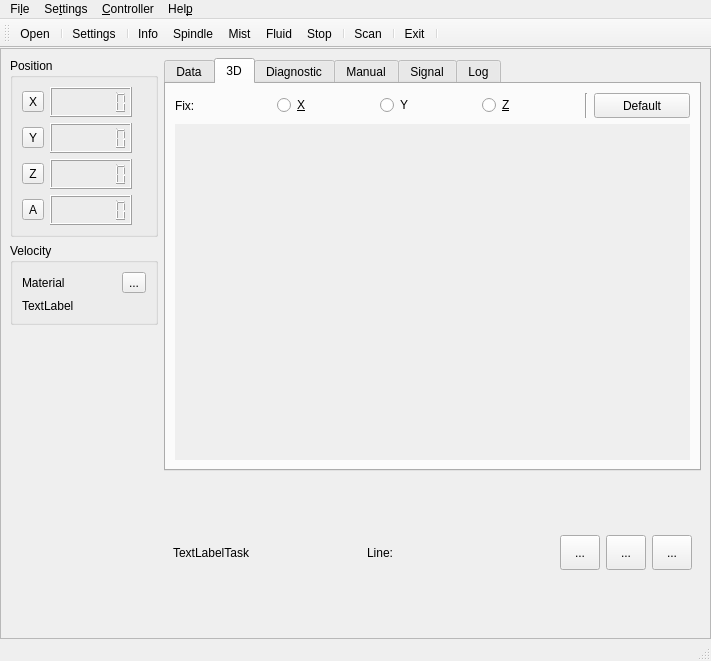
Above: sources/forms/MainWindow.ui from eduard-x/cnc-qt before the change. Below: the same form after it.
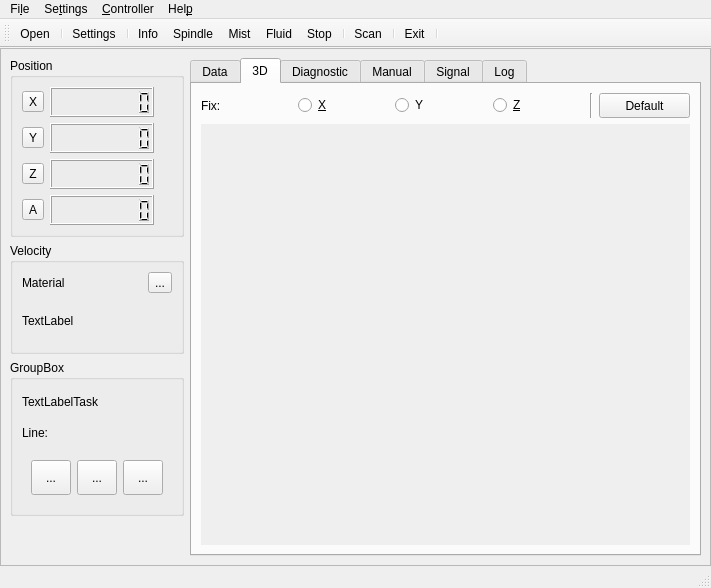
That is the form after the change. The open tabs and pages were chosen to show the change. Icons and pictures are not drawn.

Commit message: main GUI changed; cmake default compiling with Qt5

What changed in the file:
```diff
--- a/sources/forms/MainWindow.ui
+++ b/sources/forms/MainWindow.ui
@@ -7,7 +7,7 @@
     <x>0</x>
     <y>0</y>
     <width>711</width>
-    <height>661</height>
+    <height>588</height>
    </rect>
   </property>
   <property name="sizePolicy">
@@ -62,6 +62,125 @@
          <property name="sizeConstraint">
           <enum>QLayout::SetFixedSize</enum>
          </property>
+         <item row="2" column="0">
+          <widget class="QGroupBox" name="groupBox_4">
+           <property name="title">
+            <string>GroupBox</string>
+           </property>
+           <layout class="QGridLayout" name="gridLayout_3">
+            <item row="0" column="0">
+             <widget class="QLabel" name="labelTask">
+              <property name="sizePolicy">
+               <sizepolicy hsizetype="Minimum" vsizetype="Minimum">
+                <horstretch>0</horstretch>
+                <verstretch>0</verstretch>
+               </sizepolicy>
+              </property>
+              <property name="minimumSize">
+               <size>
+                <width>0</width>
+                <height>25</height>
+               </size>
+              </property>
+              <property name="text">
+               <string>TextLabelTask</string>
+              </property>
+             </widget>
+            </item>
+            <item row="1" column="0">
+             <widget class="QLabel" name="labelRunFrom">
+              <property name="sizePolicy">
+               <sizepolicy hsizetype="Minimum" vsizetype="Minimum">
+                <horstretch>0</horstretch>
+                <verstretch>0</verstretch>
+               </sizepolicy>
+              </property>
+              <property name="minimumSize">
+               <size>
+                <width>0</width>
+                <height>25</height>
+               </size>
+              </property>
+              <property name="text">
+               <string>Line:</string>
+              </property>
+             </widget>
+            </item>
+            <item row="2" column="0">
+             <widget class="QFrame" name="frameExec">
+              <property name="sizePolicy">
+               <sizepolicy hsizetype="Minimum" vsizetype="Minimum">
+                <horstretch>0</horstretch>
+                <verstretch>0</verstretch>
+               </sizepolicy>
+              </property>
+              <layout class="QHBoxLayout" name="horizontalLayout">
+               <property name="sizeConstraint">
+                <enum>QLayout::SetMinimumSize</enum>
+               </property>
+               <item>
+                <widget class="QToolButton" name="toolRun">
+                 <property name="minimumSize">
+                  <size>
+                   <width>40</width>
+                   <height>35</height>
+                  </size>
+                 </property>
+                 <property name="text">
+                  <string>...</string>
+                 </property>
+                 <property name="icon">
+                  <iconset resource="../CNC-Qt.qrc">
+                   <normaloff>:/images/control_play_blue.png</normaloff>:/images/control_play_blue.png</iconset>
+                 </property>
+                </widget>
+               </item>
+               <item>
+                <widget class="QToolButton" name="toolPause">
+                 <property name="sizePolicy">
+                  <sizepolicy hsizetype="Fixed" vsizetype="Fixed">
+                   <horstretch>0</horstretch>
+                   <verstretch>0</verstretch>
+                  </sizepolicy>
+                 </property>
+                 <property name="minimumSize">
+                  <size>
+                   <width>40</width>
+                   <height>35</height>
+                  </size>
+                 </property>
+                 <property name="text">
+                  <string>...</string>
+                 </property>
+                 <property name="icon">
+                  <iconset resource="../CNC-Qt.qrc">
+                   <normaloff>:/images/control_pause_blue.png</normaloff>:/images/control_pause_blue.png</iconset>
+                 </property>
+                </widget>
+               </item>
+               <item>
+                <widget class="QToolButton" name="toolStop">
+                 <property name="minimumSize">
+                  <size>
+                   <width>40</width>
+                   <height>35</height>
+                  </size>
+                 </property>
+                 <property name="text">
+                  <string>...</string>
+                 </property>
+                 <property name="icon">
+                  <iconset resource="../CNC-Qt.qrc">
+                   <normaloff>:/images/control_stop_blue.png</normaloff>:/images/control_stop_blue.png</iconset>
+                 </property>
+                </widget>
+               </item>
+              </layout>
+             </widget>
+            </item>
+           </layout>
+          </widget>
+         </item>
          <item row="0" column="0">
           <widget class="QGroupBox" name="groupPosition">
            <property name="sizePolicy">
@@ -98,8 +217,11 @@
               <property name="smallDecimalPoint">
                <bool>false</bool>
               </property>
+              <property name="numDigits">
+               <number>8</number>
+              </property>
               <property name="digitCount">
-               <number>7</number>
+               <number>8</number>
               </property>
               <property name="segmentStyle">
                <enum>QLCDNumber::Filled</enum>
@@ -111,8 +233,11 @@
               <property name="smallDecimalPoint">
                <bool>false</bool>
               </property>
+              <property name="numDigits">
+               <number>8</number>
+              </property>
               <property name="digitCount">
-               <number>7</number>
+               <number>8</number>
               </property>
              </widget>
             </item>
@@ -121,8 +246,11 @@
               <property name="smallDecimalPoint">
                <bool>false</bool>
               </property>
+              <property name="numDigits">
+               <number>8</number>
+              </property>
               <property name="digitCount">
-               <number>7</number>
+               <number>8</number>
               </property>
              </widget>
             </item>
@@ -131,8 +259,11 @@
               <property name="smallDecimalPoint">
                <bool>false</bool>
               </property>
+              <property name="numDigits">
+               <number>8</number>
+              </property>
               <property name="digitCount">
-               <number>7</number>
+               <number>8</number>
               </property>
              </widget>
             </item>
@@ -475,13 +606,13 @@
            </layout>
           </widget>
          </item>
-         <item row="2" column="0">
+         <item row="9" column="0">
           <spacer name="verticalSpacer">
            <property name="orientation">
             <enum>Qt::Vertical</enum>
            </property>
            <property name="sizeType">
-            <enum>QSizePolicy::MinimumExpanding</enum>
+            <enum>QSizePolicy::Minimum</enum>
            </property>
            <property name="sizeHint" stdset="0">
             <size>
@@ -661,8 +792,8 @@
                    <rect>
                     <x>0</x>
                     <y>0</y>
-                    <width>300</width>
-                    <height>200</height>
+                    <width>500</width>
+                    <height>367</height>
                    </rect>
                   </property>
                   <property name="sizePolicy">
@@ -2499,104 +2630,6 @@
            </widget>
           </widget>
          </item>
-         <item>
-          <widget class="QFrame" name="frameExec">
-           <property name="sizePolicy">
-            <sizepolicy hsizetype="Minimum" vsizetype="Minimum">
-             <horstretch>0</horstretch>
-             <verstretch>0</verstretch>
-            </sizepolicy>
-           </property>
-           <layout class="QHBoxLayout" name="horizontalLayout">
-            <property name="sizeConstraint">
-             <enum>QLayout::SetMinimumSize</enum>
-            </property>
-            <item>
-             <widget class="QLabel" name="labelTask">
-              <property name="sizePolicy">
-               <sizepolicy hsizetype="Minimum" vsizetype="Minimum">
-                <horstretch>0</horstretch>
-                <verstretch>0</verstretch>
-               </sizepolicy>
-              </property>
-              <property name="text">
-               <string>TextLabelTask</string>
-              </property>
-             </widget>
-            </item>
-            <item>
-             <widget class="QLabel" name="labelRunFrom">
-              <property name="sizePolicy">
-               <sizepolicy hsizetype="Minimum" vsizetype="Minimum">
-                <horstretch>0</horstretch>
-                <verstretch>0</verstretch>
-               </sizepolicy>
-              </property>
-              <property name="text">
-               <string>Line:</string>
-              </property>
-             </widget>
-            </item>
-            <item>
-             <widget class="QToolButton" name="toolRun">
-              <property name="minimumSize">
-               <size>
-                <width>40</width>
-                <height>35</height>
-               </size>
-              </property>
-              <property name="text">
-               <string>...</string>
-              </property>
-              <property name="icon">
-               <iconset resource="../CNC-Qt.qrc">
-                <normaloff>:/images/control_play_blue.png</normaloff>:/images/control_play_blue.png</iconset>
-              </property>
-             </widget>
-            </item>
-            <item>
-             <widget class="QToolButton" name="toolPause">
-              <property name="sizePolicy">
-               <sizepolicy hsizetype="Fixed" vsizetype="Fixed">
-                <horstretch>0</horstretch>
-                <verstretch>0</verstretch>
-               </sizepolicy>
-              </property>
-              <property name="minimumSize">
-               <size>
-                <width>40</width>
-                <height>35</height>
-               </size>
-              </property>
-              <property name="text">
-               <string>...</string>
-              </property>
-              <property name="icon">
-               <iconset resource="../CNC-Qt.qrc">
-                <normaloff>:/images/control_pause_blue.png</normaloff>:/images/control_pause_blue.png</iconset>
-              </property>
-             </widget>
-            </item>
-            <item>
-             <widget class="QToolButton" name="toolStop">
-              <property name="minimumSize">
-               <size>
-                <width>40</width>
-                <height>35</height>
-               </size>
-              </property>
-              <property name="text">
-               <string>...</string>
-              </property>
-              <property name="icon">
-               <iconset resource="../CNC-Qt.qrc">
-                <normaloff>:/images/control_stop_blue.png</normaloff>:/images/control_stop_blue.png</iconset>
-              </property>
-             </widget>
-            </item>
-           </layout>
-          </widget>
-         </item>
         </layout>
        </item>
       </layout>
```
The commit also changes 5 other files.
